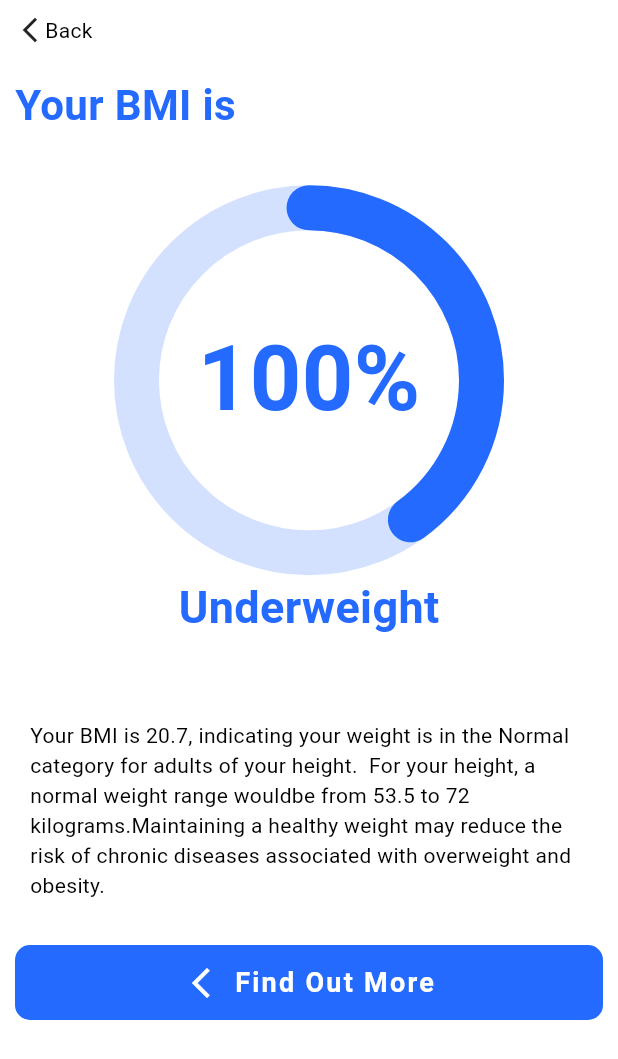
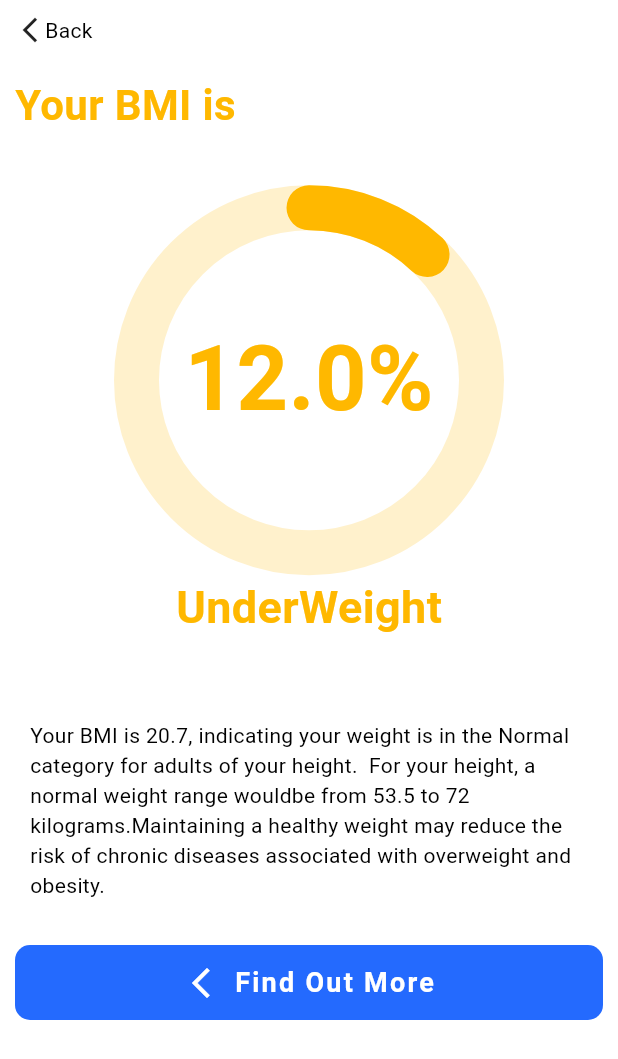
Before and after one commit to MrNitishroy/BMI-CALCULATOR, a Flutter app: the screen it shows after launch, after a tap on "LETS GO", on a phone screen of 412 x 824 dp. Shown: the top 1059 px of the screen. Run offline on Flutter 3.47's test engine with Material 2 defaults, Android fonts, the phone set to English and light mode, and no system bars; drawn by our look-alikes of percent_indicator; our stand-ins replace flutter_svg, get, syncfusion_flutter_sliders.

Commit message:
BMI APP COMPLETED

```diff
--- a/lib/Controllers/BMIController.dart
+++ b/lib/Controllers/BMIController.dart
@@ -1,3 +1,4 @@
+import 'package:flutter/widgets.dart';
 import 'package:get/get.dart';
 
 class BMIConroller extends GetxController {
@@ -5,8 +6,52 @@ class BMIConroller extends GetxController {
   RxInt weight = 12.obs;
   RxInt age = 12.obs;
   RxDouble height = 100.0.obs;
+  RxString BMI = "".obs;
+  RxDouble tempBMI = 0.0.obs;
+  RxString BMIstatus = "".obs;
+  Rx<Color> colorStattus = Color(0xff246AFE).obs;
+
 
   void genderHandle(String gender) {
     Gender.value = gender;
   }
+
+  void CalculatBMI() {
+    var Hmeter = height/100;
+     tempBMI.value = weight / (Hmeter*Hmeter);
+     BMI.value = tempBMI.toStringAsFixed(1);
+     tempBMI.value = double.parse(BMI.value);
+     findStatus();
+    print(BMI);
+  }
+
+  void findStatus()
+  {
+    if(tempBMI.value <18.5)
+    {
+      BMIstatus.value = "UnderWeight";
+      colorStattus.value = Color(0xffFFB800);
+    }
+    if(tempBMI.value >18.5 && tempBMI.value <24.9 )
+    {
+      BMIstatus.value = "Normal";
+       colorStattus.value = Color(0xff00CA39);
+    }
+    if(tempBMI.value >25.0 && tempBMI.value <29.9 )
+    {
+      BMIstatus.value = "OverWeight";
+         colorStattus.value = Color(0xffFF5858);
+    }
+    if(tempBMI.value >30.0 && tempBMI.value <34.9 )
+    {
+      BMIstatus.value = "OBESE";
+        colorStattus.value = Color(0xffFF0000);
+    }
+    if(tempBMI.value > 35.0)
+    {
+      BMIstatus.value = "Extremely OBESE";
+
+        colorStattus.value = Color(0xff000000);
+    }
+  }
 }
--- a/lib/Pages/HomePage.dart
+++ b/lib/Pages/HomePage.dart
@@ -86,6 +86,7 @@ class HomePage extends StatelessWidget {
               const SizedBox(height: 20),
               MyRactButton(
                 onPress: () {
+                  bmiConroller.CalculatBMI();
                   Get.to(const ResultPage());
                 },
                 btnName: "LETS GO",
--- a/lib/Pages/ResultPage.dart
+++ b/lib/Pages/ResultPage.dart
@@ -1,4 +1,5 @@
 import 'package:bmi_cal/Components/RactButton.dart';
+import 'package:bmi_cal/Controllers/BMIController.dart';
 import 'package:flutter/material.dart';
 import 'package:get/get.dart';
 import 'package:percent_indicator/circular_percent_indicator.dart';
@@ -8,6 +9,7 @@ class ResultPage extends StatelessWidget {
 
   @override
   Widget build(BuildContext context) {
+    BMIConroller bmiConroller = Get.put(BMIConroller());
     return Scaffold(
       body: Padding(
         padding: const EdgeInsets.all(10),
@@ -26,26 +28,26 @@ class ResultPage extends StatelessWidget {
               const SizedBox(height: 20),
               Row(
                 children: [
-                  Text(
+                 Obx(() =>  Text(
                     "Your BMI is",
                     style: TextStyle(
                       fontWeight: FontWeight.bold,
                       fontSize: 28,
-                      color: Theme.of(context).colorScheme.primary,
+                      color: bmiConroller.colorStattus.value,
                     ),
-                  ),
+                  ),)
                 ],
               ),
               const SizedBox(height: 10),
               SizedBox(
                 height: 350,
                 child: Expanded(
-                  child: CircularPercentIndicator(
+                  child: Obx(() => CircularPercentIndicator(
                     animationDuration: 1000,
                     footer: Text(
-                      "Underweight",
+                      "${bmiConroller.BMIstatus.value}",
                       style: TextStyle(
-                          color: Theme.of(context).colorScheme.primary,
+                          color:  bmiConroller.colorStattus.value,
                           fontSize: 30,
                           fontWeight: FontWeight.bold,),
                     ),
@@ -53,18 +55,19 @@ class ResultPage extends StatelessWidget {
                     lineWidth: 30,
                     animation: true,
                     circularStrokeCap: CircularStrokeCap.round,
-                    percent: 0.4,
+                    percent: bmiConroller.tempBMI.value /100,
+
                     center:  Text(
-                      "100%",
+                      "${bmiConroller.BMI.value}%",
                       style: TextStyle(
-                          color: Theme.of(context).colorScheme.primary,
+                          color:  bmiConroller.colorStattus.value,
                           fontSize: 60,
                           fontWeight: FontWeight.bold),
                     ),
-                    progressColor: Theme.of(context).colorScheme.primary,
+                    progressColor: bmiConroller.colorStattus.value,
                     backgroundColor:
-                        Theme.of(context).colorScheme.primary.withOpacity(0.2),
-                  ),
+                         bmiConroller.colorStattus.value.withOpacity(0.2),
+                  ),)
                 ),
               ),
               const SizedBox(height: 20),
--- a/lib/main.dart
+++ b/lib/main.dart
@@ -14,7 +14,7 @@ class MyApp extends StatelessWidget {
   Widget build(BuildContext context) {
     return GetMaterialApp(
       debugShowCheckedModeBanner: false,
-      title: 'BMI APP',
+      title: 'BMI CALCULATOR',
       theme: lightTheme,
       darkTheme: darkTheme,
       home: HomePage(),
```
